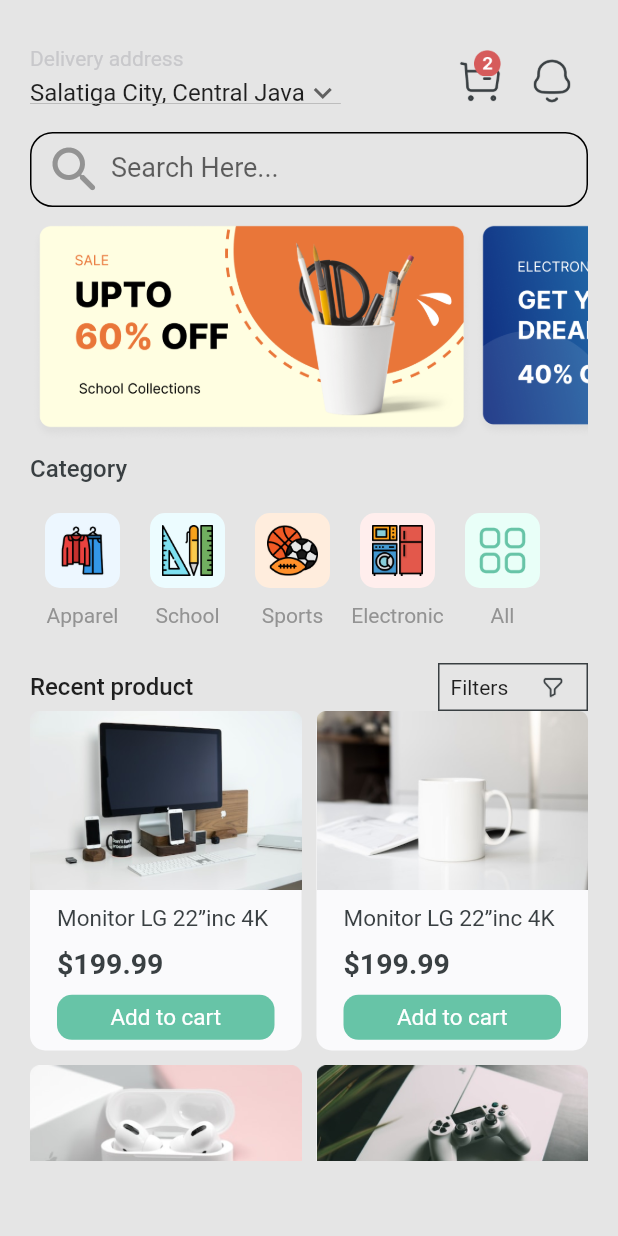
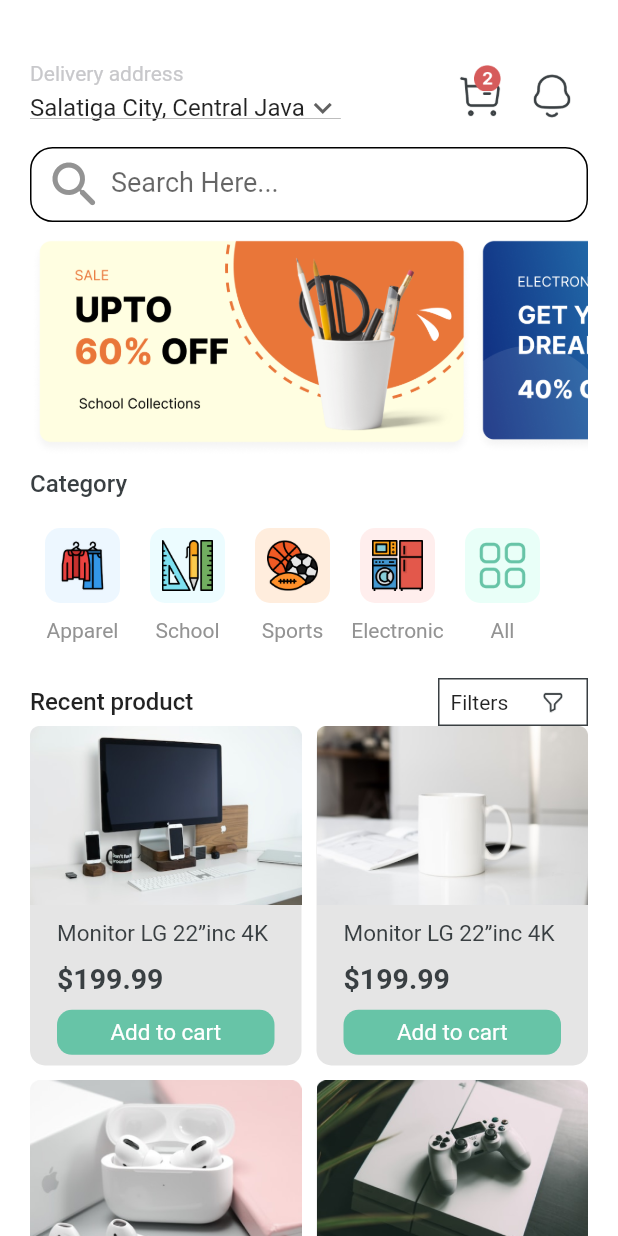
Before and after one commit to TarkanKara/E_commerceApp_UI, a Flutter app: the screen it shows after launch, on a phone screen of 412 x 824 dp. Run offline on Flutter 3.47's test engine with Material 2 defaults, Android fonts, the phone set to English and light mode, and no system bars.

Commit message:
Update home_page.dart
Added physics:NeverScrollableScrollPhysics() and SingleChildScrollView()

```diff
--- a/lib/home_page.dart
+++ b/lib/home_page.dart
@@ -53,15 +53,16 @@ class _HomePageState extends State<HomePage> {
   @override
   Widget build(BuildContext context) {
     return Scaffold(
-      backgroundColor: Color(0xffE5E5E5),
+      backgroundColor: Color(0xffFFFFFF),
       body: Padding(
         padding: const EdgeInsets.only(left: 20, right: 20),
+        child: SingleChildScrollView(
           child: Column(
             mainAxisAlignment: MainAxisAlignment.start,
             crossAxisAlignment: CrossAxisAlignment.start,
             children: [
               Container(
-              margin: EdgeInsets.only(top: 30),
+                margin: EdgeInsets.only(top: 40),
                 child: Row(
                   mainAxisAlignment: MainAxisAlignment.spaceBetween,
                   children: [
@@ -118,7 +119,8 @@ class _HomePageState extends State<HomePage> {
                         ),
                         IconButton(
                             onPressed: () {},
-                          icon: Image.asset("assets/images/Notification.png")),
+                            icon:
+                                Image.asset("assets/images/Notification.png")),
                       ],
                     ),
                   ],
@@ -252,8 +254,9 @@ class _HomePageState extends State<HomePage> {
               ),
               //START GRIDVIEW
               SizedBox(
-              height: 300,
+                height: 550,
                 child: GridView.builder(
+                  physics: NeverScrollableScrollPhysics(),
                   gridDelegate: SliverGridDelegateWithFixedCrossAxisCount(
                     crossAxisCount: 2,
                     crossAxisSpacing: 10,
@@ -267,7 +270,7 @@ class _HomePageState extends State<HomePage> {
                       width: 150,
                       height: 150,
                       decoration: BoxDecoration(
-                      color: Color(0xffFAFAFC),
+                        color: Color(0xffE5E5E5),
                         borderRadius: BorderRadius.all(Radius.circular(10)),
                       ),
                       child: Column(children: [
@@ -331,6 +334,7 @@ class _HomePageState extends State<HomePage> {
             ],
           ),
         ),
+      ),
     );
   }
 }
```
Lines whose indentation alone changed are shown as unchanged.
